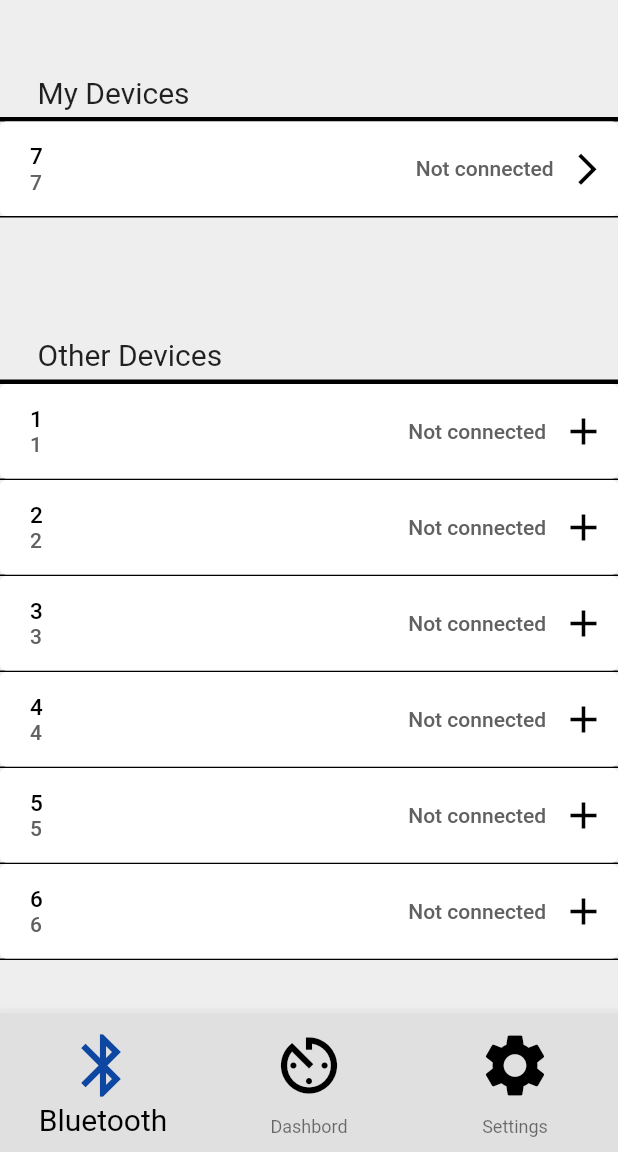
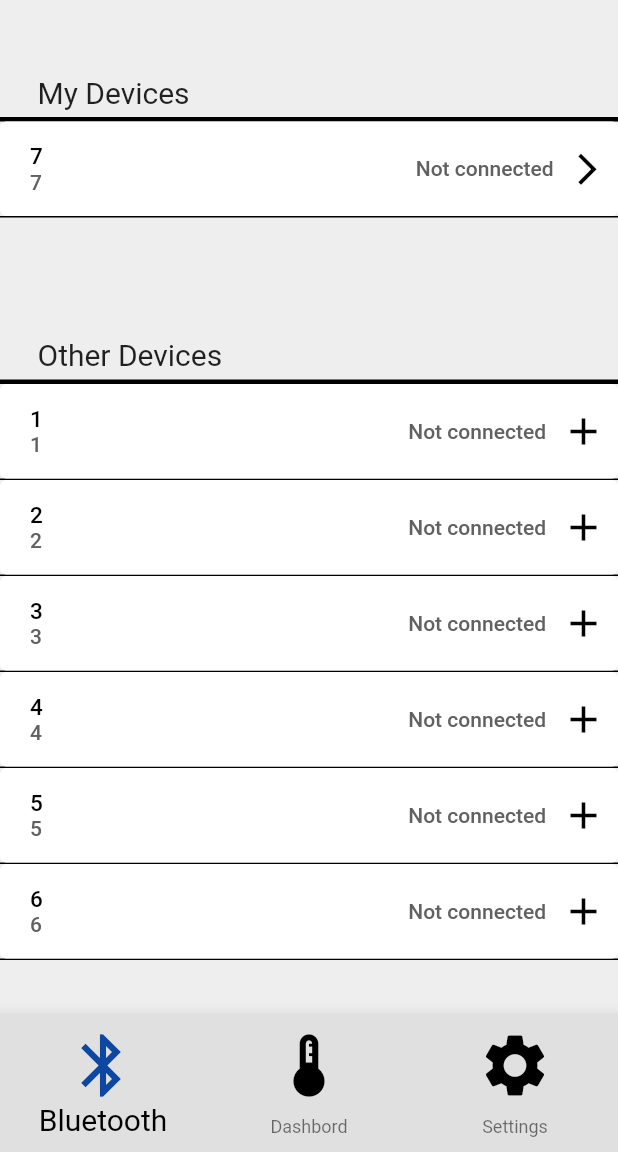
Before and after one commit to larrycaw/heat-vitality, a Flutter app: the screen it shows after launch, on a phone screen of 412 x 824 dp, the part 84-1236 px from its top. Run offline on Flutter 3.47's test engine with Material 2 defaults, Android fonts, the phone set to English and light mode, and no system bars; our stand-ins replace easy_localization, flutter_spinkit, lite_rolling_switch.

Commit message:
Heat icon

```diff
--- a/lib/bottom_navigation_bar.dart
+++ b/lib/bottom_navigation_bar.dart
@@ -79,8 +79,8 @@ class _BottomNavigationState extends State<BottomNavigation> {
           ),
           BottomNavigationBarItem(
             icon: Icon(
-              Icons.av_timer,
-              color: _currentIndex == 1 ? Colors.red : Colors.black,
+              Icons.device_thermostat,
+              color: _currentIndex == 1 ? Colors.red[600] : Colors.black,
             ),
             label: 'dashboardNavTitle'.tr(),
           ),
```
